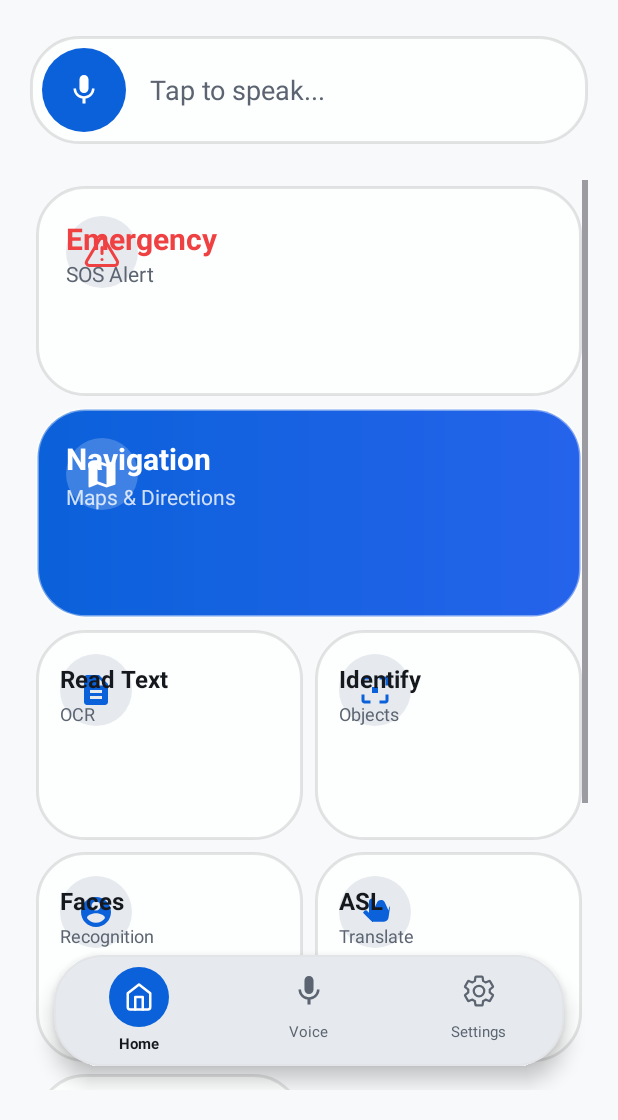
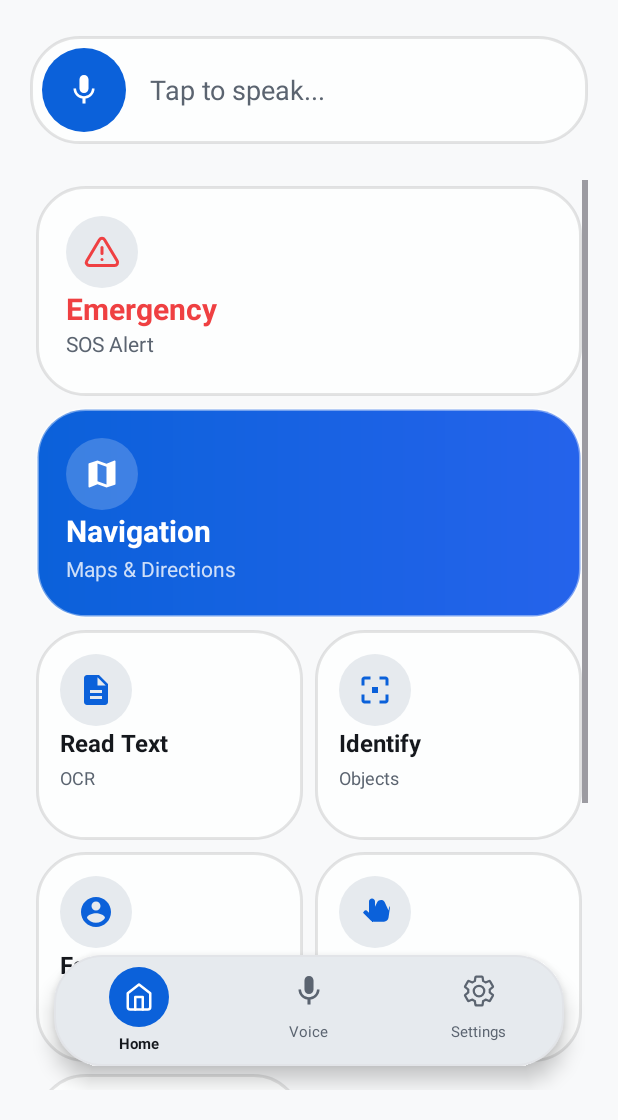
Before and after one commit to Project-NewSight/CIS4398-Project-NewSight-Frontend, an Android app: the HomeActivity screen opened directly, with no data from a screen before it, on a phone screen of 412 x 824 dp, the part 116-1236 px from its top. Run offline under Robolectric (Android 15) with nearby library versions, the phone set to English and light mode, and no system bars.

Commit message:
style_issue

```diff
--- a/app/src/main/res/layout/activity_home.xml
+++ b/app/src/main/res/layout/activity_home.xml
@@ -154,7 +154,9 @@
                         android:layout_height="wrap_content"
                         android:orientation="vertical"
                         app:layout_constraintBottom_toBottomOf="parent"
-                        app:layout_constraintStart_toStartOf="parent">
+                        app:layout_constraintStart_toStartOf="parent"
+                        app:layout_constraintTop_toBottomOf="@id/iconContainerEmergency"
+                        app:layout_constraintVertical_bias="1.0">
 
                         <TextView
                             android:layout_width="wrap_content"
@@ -211,7 +213,9 @@
                         android:layout_height="wrap_content"
                         android:orientation="vertical"
                         app:layout_constraintBottom_toBottomOf="parent"
-                        app:layout_constraintStart_toStartOf="parent">
+                        app:layout_constraintStart_toStartOf="parent"
+                        app:layout_constraintTop_toBottomOf="@id/iconContainerNav"
+                        app:layout_constraintVertical_bias="1.0">
 
                         <TextView
                             android:layout_width="wrap_content"
@@ -250,6 +254,7 @@
                     android:layout_height="match_parent">
 
                     <FrameLayout
+                        android:id="@+id/iconContainerText"
                         android:layout_width="48dp"
                         android:layout_height="48dp"
                         android:background="@drawable/bg_circle_surface_2"
@@ -269,7 +274,9 @@
                         android:layout_height="wrap_content"
                         android:orientation="vertical"
                         app:layout_constraintBottom_toBottomOf="parent"
-                        app:layout_constraintStart_toStartOf="parent">
+                        app:layout_constraintStart_toStartOf="parent"
+                        app:layout_constraintTop_toBottomOf="@id/iconContainerText"
+                        app:layout_constraintVertical_bias="1.0">
 
                         <TextView
                             android:layout_width="wrap_content"
@@ -308,6 +315,7 @@
                     android:layout_height="match_parent">
 
                     <FrameLayout
+                        android:id="@+id/iconContainerIdentify"
                         android:layout_width="48dp"
                         android:layout_height="48dp"
                         android:background="@drawable/bg_circle_surface_2"
@@ -327,7 +335,9 @@
                         android:layout_height="wrap_content"
                         android:orientation="vertical"
                         app:layout_constraintBottom_toBottomOf="parent"
-                        app:layout_constraintStart_toStartOf="parent">
+                        app:layout_constraintStart_toStartOf="parent"
+                        app:layout_constraintTop_toBottomOf="@id/iconContainerIdentify"
+                        app:layout_constraintVertical_bias="1.0">
 
                         <TextView
                             android:layout_width="wrap_content"
@@ -366,6 +376,7 @@
                     android:layout_height="match_parent">
 
                     <FrameLayout
+                        android:id="@+id/iconContainerFaces"
                         android:layout_width="48dp"
                         android:layout_height="48dp"
                         android:background="@drawable/bg_circle_surface_2"
@@ -385,7 +396,9 @@
                         android:layout_height="wrap_content"
                         android:orientation="vertical"
                         app:layout_constraintBottom_toBottomOf="parent"
-                        app:layout_constraintStart_toStartOf="parent">
+                        app:layout_constraintStart_toStartOf="parent"
+                        app:layout_constraintTop_toBottomOf="@id/iconContainerFaces"
+                        app:layout_constraintVertical_bias="1.0">
 
                         <TextView
                             android:layout_width="wrap_content"
@@ -424,6 +437,7 @@
                     android:layout_height="match_parent">
 
                     <FrameLayout
+                        android:id="@+id/iconContainerASL"
                         android:layout_width="48dp"
                         android:layout_height="48dp"
                         android:background="@drawable/bg_circle_surface_2"
@@ -443,7 +457,9 @@
                         android:layout_height="wrap_content"
                         android:orientation="vertical"
                         app:layout_constraintBottom_toBottomOf="parent"
-                        app:layout_constraintStart_toStartOf="parent">
+                        app:layout_constraintStart_toStartOf="parent"
+                        app:layout_constraintTop_toBottomOf="@id/iconContainerASL"
+                        app:layout_constraintVertical_bias="1.0">
 
                         <TextView
                             android:layout_width="wrap_content"
@@ -482,6 +498,7 @@
                     android:layout_height="match_parent">
 
                     <FrameLayout
+                        android:id="@+id/iconContainerColors"
                         android:layout_width="48dp"
                         android:layout_height="48dp"
                         android:background="@drawable/bg_circle_surface_2"
@@ -501,7 +518,9 @@
                         android:layout_height="wrap_content"
                         android:orientation="vertical"
                         app:layout_constraintBottom_toBottomOf="parent"
-                        app:layout_constraintStart_toStartOf="parent">
+                        app:layout_constraintStart_toStartOf="parent"
+                        app:layout_constraintTop_toBottomOf="@id/iconContainerColors"
+                        app:layout_constraintVertical_bias="1.0">
 
                         <TextView
                             android:layout_width="wrap_content"
```
